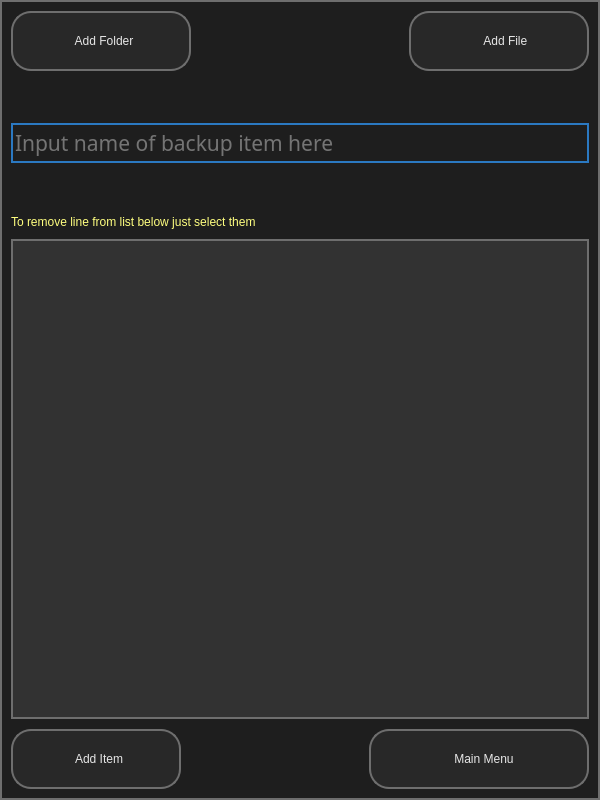
Before: the Qt Designer form ui/ui_01_add_item.ui in il721/EasyBack, drawn with Qt 5.
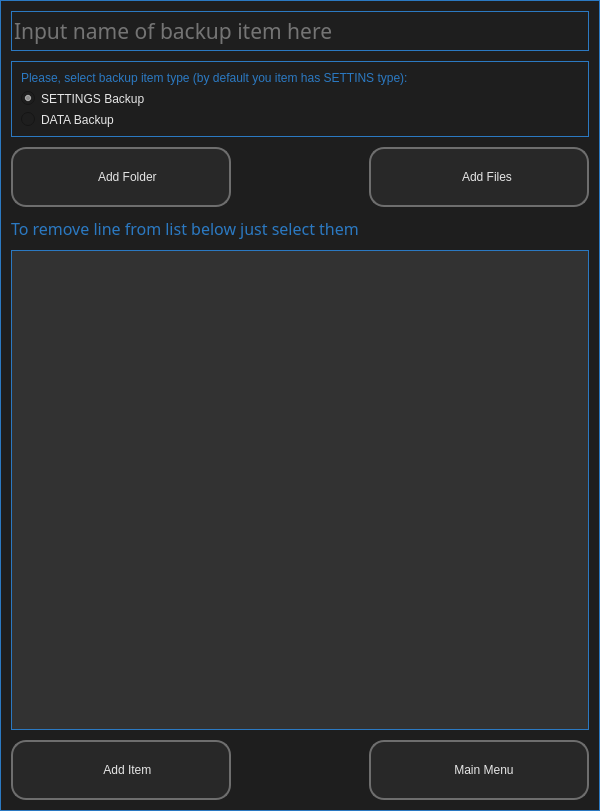
After: the same form once the commit is applied. Icons and pictures are not drawn.

Commit message: Add RadioButtons. Begin edit Settings/Data backup functionality. Not properly working yet

Diff of the .ui file:
```diff
--- a/ui/ui_01_add_item.ui
+++ b/ui/ui_01_add_item.ui
@@ -23,11 +23,15 @@
    <string notr="true">*{
 background-color: rgb(30, 30, 30);
 font: 16pt &quot;Lexend Light&quot;;
-border: 2px solid;
+border: 1px solid;
 color: rgb(230, 230, 230);
-border-color: rgb(110, 110, 110);
+border-color: #2B79C2;
 }
-
+QLabel{
+font: 12pt &quot;Lexend Light&quot;;
+color: #2B79C2;
+border: no
+}
 QLineEdit{
 background-color: rgb(30, 30, 30);
 }
@@ -36,7 +40,7 @@
 border: 2px solid;
 color: rgb(230, 230, 230);
 border-color: rgb(110, 110, 110);
-border-radius: 20px;
+border-radius: 15px;
 background-color: rgba(60,60, 60, 80);
 }
 
@@ -53,7 +57,7 @@
 background-color: #2B79C2;
 border-color: rgb(230, 230, 230);
 }
-QMessageBox {
+QRadioButton {
 border: no
 }</string>
   </property>
@@ -61,6 +65,109 @@
    <property name="spacing">
     <number>10</number>
    </property>
+   <item>
+    <widget class="QLineEdit" name="input_name">
+     <property name="minimumSize">
+      <size>
+       <width>0</width>
+       <height>40</height>
+      </size>
+     </property>
+     <property name="maximumSize">
+      <size>
+       <width>16777215</width>
+       <height>40</height>
+      </size>
+     </property>
+     <property name="font">
+      <font>
+       <family>Lexend Light</family>
+       <pointsize>16</pointsize>
+       <italic>false</italic>
+       <bold>false</bold>
+      </font>
+     </property>
+     <property name="styleSheet">
+      <string notr="true">color: rgb(202, 202, 202);
+border-color: #2B79C2;
+</string>
+     </property>
+     <property name="text">
+      <string/>
+     </property>
+     <property name="placeholderText">
+      <string>Input name of backup item here</string>
+     </property>
+    </widget>
+   </item>
+   <item>
+    <spacer name="verticalSpacer">
+     <property name="orientation">
+      <enum>Qt::Vertical</enum>
+     </property>
+     <property name="sizeHint" stdset="0">
+      <size>
+       <width>20</width>
+       <height>40</height>
+      </size>
+     </property>
+    </spacer>
+   </item>
+   <item>
+    <widget class="QFrame" name="checkbox">
+     <property name="styleSheet">
+      <string notr="true">border-color: #2B79C2;</string>
+     </property>
+     <layout class="QVBoxLayout" name="verticalLayout_2">
+      <item>
+       <widget class="QLabel" name="label">
+        <property name="styleSheet">
+         <string notr="true"/>
+        </property>
+        <property name="text">
+         <string>Please, select backup item type (by default you item has SETTINS type):</string>
+        </property>
+       </widget>
+      </item>
+      <item>
+       <widget class="QRadioButton" name="settings_radio">
+        <property name="toolTip">
+         <string>Select this if you want to backup programm settings like MS Word, Adobe Photoshop etc.</string>
+        </property>
+        <property name="text">
+         <string>SETTINGS Backup</string>
+        </property>
+        <property name="checked">
+         <bool>true</bool>
+        </property>
+       </widget>
+      </item>
+      <item>
+       <widget class="QRadioButton" name="data_radio">
+        <property name="toolTip">
+         <string>Select this if you want to backup some personal data like MyWork, Foto, Doc`s etc.</string>
+        </property>
+        <property name="text">
+         <string>DATA Backup</string>
+        </property>
+       </widget>
+      </item>
+     </layout>
+    </widget>
+   </item>
+   <item>
+    <spacer name="verticalSpacer_2">
+     <property name="orientation">
+      <enum>Qt::Vertical</enum>
+     </property>
+     <property name="sizeHint" stdset="0">
+      <size>
+       <width>20</width>
+       <height>40</height>
+      </size>
+     </property>
+    </spacer>
+   </item>
    <item>
     <layout class="QHBoxLayout" name="horizontalLayout_2">
      <item>
@@ -73,12 +180,12 @@
        </property>
        <property name="minimumSize">
         <size>
-         <width>180</width>
+         <width>220</width>
          <height>60</height>
         </size>
        </property>
        <property name="text">
-        <string>  Add Folder</string>
+        <string>    Add Folder</string>
        </property>
        <property name="icon">
         <iconset resource="dop_win_rc.qrc">
@@ -115,12 +222,12 @@
        </property>
        <property name="minimumSize">
         <size>
-         <width>180</width>
+         <width>220</width>
          <height>60</height>
         </size>
        </property>
        <property name="text">
-        <string>    Add File</string>
+        <string>     Add Files</string>
        </property>
        <property name="icon">
         <iconset resource="dop_win_rc.qrc">
@@ -137,55 +244,7 @@
     </layout>
    </item>
    <item>
-    <spacer name="verticalSpacer_2">
-     <property name="orientation">
-      <enum>Qt::Vertical</enum>
-     </property>
-     <property name="sizeHint" stdset="0">
-      <size>
-       <width>20</width>
-       <height>40</height>
-      </size>
-     </property>
-    </spacer>
-   </item>
-   <item>
-    <widget class="QLineEdit" name="input_name">
-     <property name="minimumSize">
-      <size>
-       <width>0</width>
-       <height>40</height>
-      </size>
-     </property>
-     <property name="maximumSize">
-      <size>
-       <width>16777215</width>
-       <height>40</height>
-      </size>
-     </property>
-     <property name="font">
-      <font>
-       <family>Lexend Light</family>
-       <pointsize>16</pointsize>
-       <italic>false</italic>
-       <bold>false</bold>
-      </font>
-     </property>
-     <property name="styleSheet">
-      <string notr="true">color: rgb(202, 202, 202);
-border-color: #2B79C2;
-</string>
-     </property>
-     <property name="text">
-      <string/>
-     </property>
-     <property name="placeholderText">
-      <string>Input name of backup item here</string>
-     </property>
-    </widget>
-   </item>
-   <item>
-    <spacer name="verticalSpacer">
+    <spacer name="verticalSpacer_3">
      <property name="orientation">
       <enum>Qt::Vertical</enum>
      </property>
@@ -199,9 +258,16 @@
    </item>
    <item>
     <widget class="QLabel" name="info">
+     <property name="font">
+      <font>
+       <family>Lexend Light</family>
+       <pointsize>12</pointsize>
+       <italic>false</italic>
+       <bold>false</bold>
+      </font>
+     </property>
      <property name="styleSheet">
-      <string notr="true">color: rgb(255, 255, 127);
-border: no</string>
+      <string notr="true"/>
      </property>
      <property name="text">
       <string>To remove line from list below just select them</string>
@@ -235,12 +301,12 @@
        </property>
        <property name="minimumSize">
         <size>
-         <width>170</width>
+         <width>220</width>
          <height>60</height>
         </size>
        </property>
        <property name="text">
-        <string>  Add Item</string>
+        <string>    Add Item</string>
        </property>
        <property name="icon">
         <iconset resource="dop_win_rc.qrc">
```
The commit also changes 3 other files.
